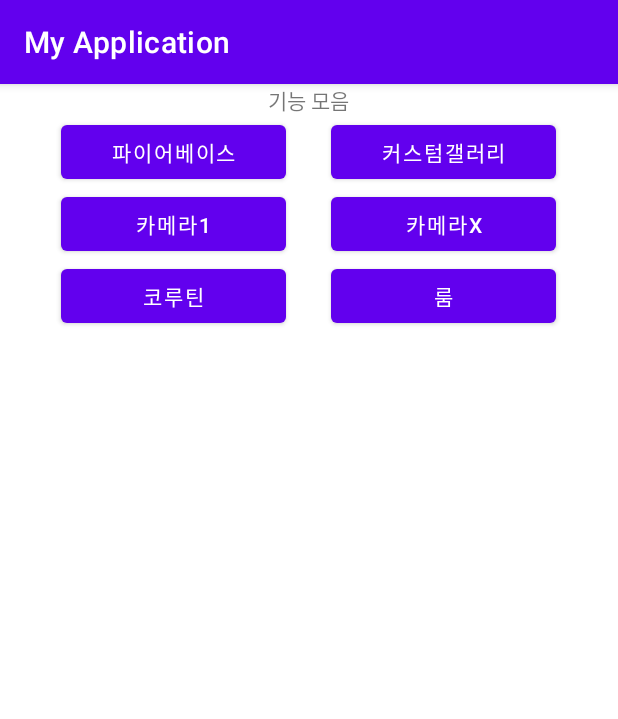
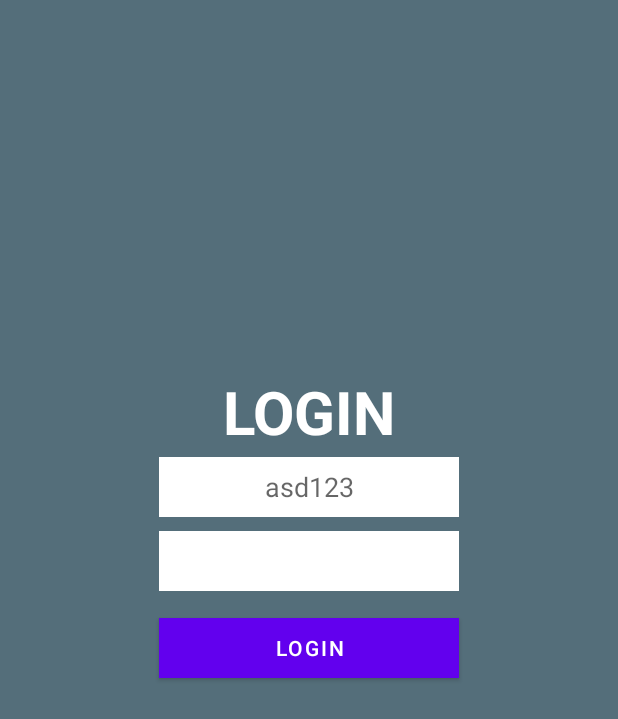
Before and after one commit to hangang885/Function, an Android app: the screen it shows after launch (MainActivity before the commit, LoginActivity after it), on a phone screen of 412 x 824 dp. Shown: the top 719 px of the screen. Run offline under Robolectric (Android 15) with nearby library versions, the phone set to English and light mode, and no system bars; our stand-ins replace Room's generated code.

Commit message:
Room 이용한 로그인, 자동로그인 추가

```diff
--- a/app/src/main/AndroidManifest.xml
+++ b/app/src/main/AndroidManifest.xml
@@ -29,6 +29,9 @@
         android:roundIcon="@mipmap/ic_launcher_round"
         android:supportsRtl="true"
         android:theme="@style/Theme.MyApplication">
+        <activity
+            android:name=".LoginActivity"
+            android:exported="true" />
         <activity
             android:name=".RoomActivity"
             android:exported="true" />
--- /dev/null
+++ b/app/src/main/java/com/example/myapplication/AutoLogin.kt
@@ -0,0 +1,50 @@
+package com.example.myapplication
+
+import android.content.Context
+import android.content.SharedPreferences
+
+object AutoLogin {
+    private val MY_ACCOUNT : String = "account"
+
+    /*
+      getSharedPreferences(key, mode)
+
+     MODE_PRIVATE : 자기 앱내에서만 사용할때 (0을 입력해도 된다)
+
+     MODE_WORLD_READABLE : 다른 앱에서 읽기 가능
+
+     MODE_WORLD_WRITEABLE : 다른 앱에서 쓰기 가능*/
+
+    //UserId 설정
+    fun setUserId(context: Context, input: String) {
+        val prefs : SharedPreferences = context.getSharedPreferences(MY_ACCOUNT, Context.MODE_PRIVATE)
+        val editor : SharedPreferences.Editor = prefs.edit()
+        editor.putString("MY_ID", input)
+        editor.commit()
+    }
+    //UserId 보내기
+    fun getUserId(context: Context): String {
+        val prefs : SharedPreferences = context.getSharedPreferences(MY_ACCOUNT, Context.MODE_PRIVATE)
+        return prefs.getString("MY_ID", "").toString()
+    }
+    //UserPass 설정
+    fun setUserPass(context: Context, input: String) {
+        val prefs : SharedPreferences = context.getSharedPreferences(MY_ACCOUNT, Context.MODE_PRIVATE)
+        val editor : SharedPreferences.Editor = prefs.edit()
+        editor.putString("MY_PASS", input)
+        editor.commit()
+    }
+    //UserPass 보내기
+    fun getUserPass(context: Context): String {
+        val prefs : SharedPreferences = context.getSharedPreferences(MY_ACCOUNT, Context.MODE_PRIVATE)
+        return prefs.getString("MY_PASS", "").toString()
+    }
+    //User 초기화
+    fun clearUser(context: Context) {
+        val prefs : SharedPreferences = context.getSharedPreferences(MY_ACCOUNT, Context.MODE_PRIVATE)
+        val editor : SharedPreferences.Editor = prefs.edit()
+        editor.clear()
+        editor.commit()
+    }
+
+}
--- /dev/null
+++ b/app/src/main/java/com/example/myapplication/LoginActivity.kt
@@ -0,0 +1,60 @@
+package com.example.myapplication
+
+import android.content.Intent
+import androidx.appcompat.app.AppCompatActivity
+import android.os.Bundle
+import android.util.Log
+import com.example.myapplication.databinding.ActivityCustomGalleryBinding
+import com.example.myapplication.databinding.ActivityLoginBinding
+import kotlinx.coroutines.CoroutineScope
+import kotlinx.coroutines.Dispatchers
+import kotlinx.coroutines.launch
+
+class LoginActivity : AppCompatActivity() {
+    var mBinding : ActivityLoginBinding? = null
+    val binding  get() = mBinding!!
+
+    override fun onCreate(savedInstanceState: Bundle?) {
+        super.onCreate(savedInstanceState)
+        mBinding = ActivityLoginBinding.inflate(layoutInflater)
+        setContentView(binding.root)
+        val db = LoginDatabase.getInstance(applicationContext)
+
+        if(AutoLogin.getUserId(applicationContext).isNotEmpty()){
+                var intent = Intent(applicationContext,MainActivity::class.java)
+            startActivity(intent)
+        }
+
+        binding.loginBtn.setOnClickListener {
+            var result: List<Login>
+            var id = binding.loginId.text.toString()
+            var pw = binding.loginPw.text.toString()
+            CoroutineScope(Dispatchers.IO).launch {  //코루틴 사용
+                result = db!!.loginDao().idpwd(id,pw)
+                Log.d("result",result.toString())
+                if(result.isEmpty())
+                {
+                    var newAdmin = Login("admin2","12345")
+                    db.loginDao().insert(newAdmin)
+                }
+
+                result = db!!.loginDao().idpwd(id,pw)
+                if(result.isNotEmpty())
+                {
+                    AutoLogin.setUserId(applicationContext,id)
+                    AutoLogin.setUserPass(applicationContext,pw)
+                    var intent = Intent(applicationContext,MainActivity::class.java)
+                    startActivity(intent)
+                }
+            }
+
+
+
+
+
+
+
+        }
+
+    }
+}
--- a/app/src/main/java/com/example/myapplication/RoomActivity.kt
+++ b/app/src/main/java/com/example/myapplication/RoomActivity.kt
@@ -93,3 +93,64 @@ abstract class UserDatabase: RoomDatabase(){
     }
 
 }
+@Entity
+data class Login(
+    @ColumnInfo(name = "id")
+    val id:String,
+    @ColumnInfo(name = "pwd")
+    val pwd: String
+){
+    @PrimaryKey(autoGenerate = true) var number:Int =0
+
+}
+
+@Dao
+interface LoginDao{
+
+    @Query("Select * From Login")
+    fun getAll() : List<Login>
+
+    @Query("Delete from login where id=:id ")
+    fun deleteUserByName(id:String)
+
+    @Query("select * from Login where id=:id and pwd=:pwd")
+    fun idpwd(id:String,pwd:String):List<Login>
+
+
+
+
+    @Insert
+    fun insert(login: Login)
+
+    @Update
+    fun update(login: Login)
+
+    @Delete
+    fun delete(login: Login)
+}
+
+@Database(entities = [Login::class], version = 1)
+abstract class LoginDatabase: RoomDatabase(){
+    abstract fun loginDao():LoginDao
+
+    companion object{
+        private var instance: LoginDatabase? = null
+
+        @Synchronized
+        fun getInstance(context: Context): LoginDatabase?{
+            if(instance == null){
+                synchronized(LoginDatabase::class){
+                    instance = Room.databaseBuilder(
+                        context.applicationContext,
+                        LoginDatabase::class.java,
+                        "login-database"
+                    ).build()
+                }
+            }
+
+            return instance
+        }
+
+    }
+
+}
--- a/app/src/main/java/com/example/myapplication/SplashActivity.kt
+++ b/app/src/main/java/com/example/myapplication/SplashActivity.kt
@@ -24,7 +24,7 @@ class SplashActivity : AppCompatActivity() {
         var handler:Handler = Handler()
         handler.postDelayed(Runnable {
             run {
-                var intent = Intent(applicationContext, MainActivity::class.java)
+                var intent = Intent(applicationContext, LoginActivity::class.java)
                 startActivity(intent)
                 finish()
             }
--- /dev/null
+++ b/app/src/main/res/layout/activity_login.xml
@@ -0,0 +1,86 @@
+<?xml version="1.0" encoding="utf-8"?>
+<androidx.constraintlayout.widget.ConstraintLayout xmlns:android="http://schemas.android.com/apk/res/android"
+    xmlns:app="http://schemas.android.com/apk/res-auto"
+    xmlns:tools="http://schemas.android.com/tools"
+    android:layout_width="match_parent"
+    android:layout_height="match_parent"
+    android:background="@color/blue_grey_600"
+    tools:context=".LoginActivity">
+
+    <androidx.constraintlayout.widget.Guideline
+        android:id="@+id/guideline1"
+        android:layout_width="wrap_content"
+        android:layout_height="wrap_content"
+        android:orientation="horizontal"
+        app:layout_constraintGuide_percent="0.3"
+        />
+    <androidx.constraintlayout.widget.Guideline
+        android:id="@+id/guideline2"
+        android:layout_width="wrap_content"
+        android:layout_height="wrap_content"
+        android:orientation="horizontal"
+        app:layout_constraintGuide_percent="0.37"
+        />
+    <androidx.constraintlayout.widget.Guideline
+        android:id="@+id/guideline3"
+        android:layout_width="wrap_content"
+        android:layout_height="wrap_content"
+        android:orientation="horizontal"
+        app:layout_constraintGuide_percent="0.43"
+        />
+    <androidx.constraintlayout.widget.Guideline
+        android:id="@+id/guideline4"
+        android:layout_width="wrap_content"
+        android:layout_height="wrap_content"
+        android:orientation="horizontal"
+        app:layout_constraintGuide_percent="0.50"
+        />
+    <TextView
+        android:id="@+id/login_title"
+        android:layout_width="wrap_content"
+        android:layout_height="wrap_content"
+        android:text="LOGIN"
+        android:textStyle="bold"
+        android:textSize="40dp"
+        android:textColor="@color/white"
+        app:layout_constraintTop_toTopOf="@id/guideline1"
+        app:layout_constraintStart_toStartOf="parent"
+        app:layout_constraintEnd_toEndOf="parent"
+
+        />
+    <EditText
+        android:id="@+id/login_id"
+        android:background="@color/white"
+        android:layout_width="200dp"
+        android:layout_height="40dp"
+        android:gravity="center"
+        app:layout_constraintTop_toBottomOf="@id/guideline2"
+        app:layout_constraintStart_toStartOf="parent"
+        app:layout_constraintEnd_toEndOf="parent"
+        android:hint="asd123"
+        />
+
+    <EditText
+        android:id="@+id/login_pw"
+        android:background="@color/white"
+        android:layout_width="200dp"
+        android:layout_height="40dp"
+        android:gravity="center"
+        app:layout_constraintTop_toBottomOf="@id/guideline3"
+        app:layout_constraintStart_toStartOf="parent"
+        app:layout_constraintEnd_toEndOf="parent"
+        />
+
+    <Button
+        android:id="@+id/login_btn"
+        android:background="@color/white"
+        android:layout_width="200dp"
+        android:layout_height="40dp"
+        android:gravity="center"
+        app:layout_constraintTop_toBottomOf="@id/guideline4"
+        app:layout_constraintStart_toStartOf="parent"
+        app:layout_constraintEnd_toEndOf="parent"
+        android:text="Login"
+        />
+
+</androidx.constraintlayout.widget.ConstraintLayout>
--- a/app/src/main/res/values/themes.xml
+++ b/app/src/main/res/values/themes.xml
@@ -1,6 +1,6 @@
 <resources xmlns:tools="http://schemas.android.com/tools">
     <!-- Base application theme. -->
-    <style name="Theme.MyApplication" parent="Theme.MaterialComponents.DayNight.DarkActionBar">
+    <style name="Theme.MyApplication" parent="Theme.MaterialComponents.DayNight.NoActionBar">
         <!-- Primary brand color. -->
         <item name="colorPrimary">@color/purple_500</item>
         <item name="colorPrimaryVariant">@color/purple_700</item>
```
